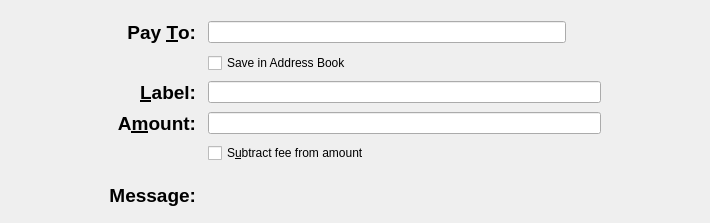
Old version of the form src/qt/forms/sendcoinsentry.ui in the repository navcoin/navcoin-core.
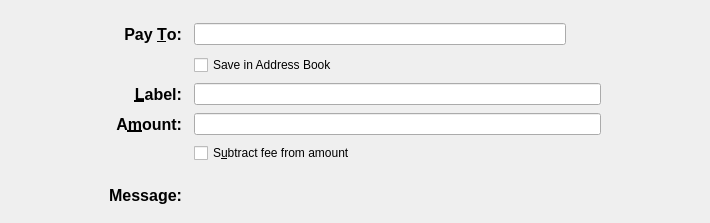
New version of the form. Icons and pictures are not drawn. Custom widgets are drawn as their Qt base class.

Patch:
```diff
--- a/src/qt/forms/sendcoinsentry.ui
+++ b/src/qt/forms/sendcoinsentry.ui
@@ -85,7 +85,7 @@
      <widget class="QLabel" name="labellLabel">
       <property name="font">
        <font>
-        <pointsize>14</pointsize>
+        <pointsize>12</pointsize>
         <weight>75</weight>
         <bold>true</bold>
        </font>
@@ -164,7 +164,7 @@
      <widget class="QLabel" name="messageLabel">
       <property name="font">
        <font>
-        <pointsize>14</pointsize>
+        <pointsize>12</pointsize>
         <weight>75</weight>
         <bold>true</bold>
        </font>
@@ -181,7 +181,7 @@
      <widget class="QLabel" name="amountLabel">
       <property name="font">
        <font>
-        <pointsize>14</pointsize>
+        <pointsize>12</pointsize>
         <weight>75</weight>
         <bold>true</bold>
        </font>
@@ -225,7 +225,7 @@
      <widget class="QLabel" name="payToLabel">
       <property name="font">
        <font>
-        <pointsize>14</pointsize>
+        <pointsize>12</pointsize>
         <weight>75</weight>
         <bold>true</bold>
        </font>
```
Left out of the diff: 10 changed lines with no effect on the pictures.
